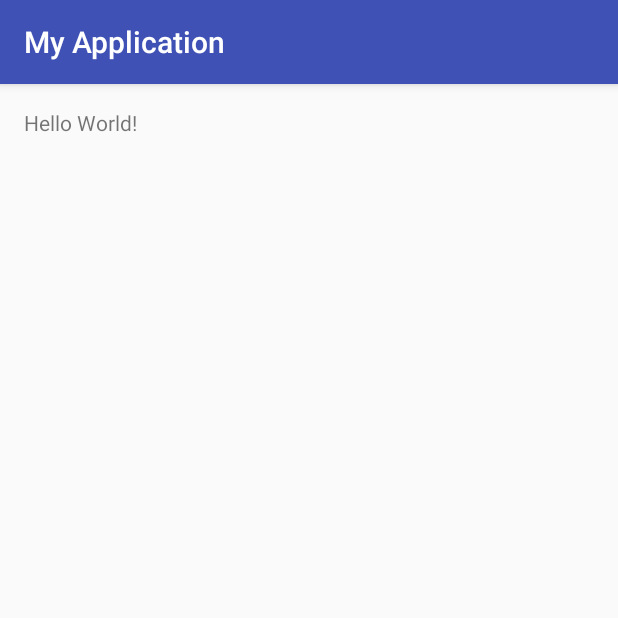
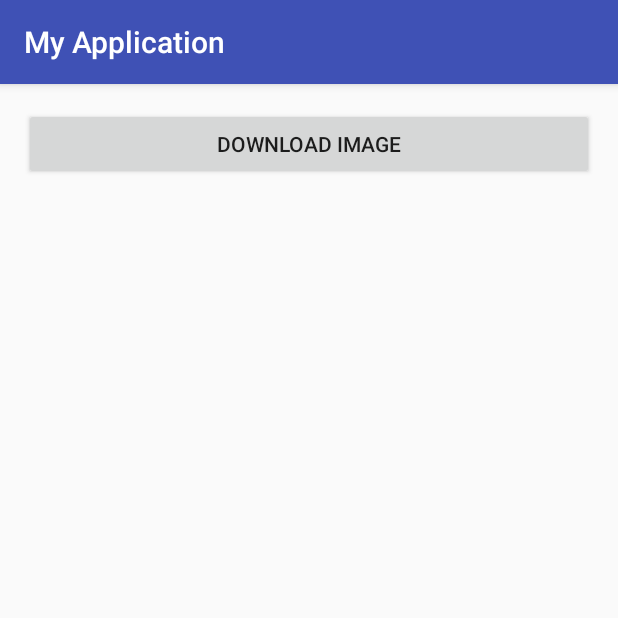
Before and after one commit to chejua/AndroidTest, an Android app: the screen it shows after launch (MainActivity), on a phone screen of 412 x 824 dp, the top half of it. Run offline under Robolectric (Android 15) with nearby library versions, the phone set to English and light mode, and no system bars.

Commit message:
App to download Image

```diff
--- a/app/src/main/res/layout/activity_main.xml
+++ b/app/src/main/res/layout/activity_main.xml
@@ -9,8 +9,21 @@
     android:paddingTop="@dimen/activity_vertical_margin"
     tools:context="com.example.geo.myapplication.MainActivity">
 
-    <TextView
-        android:layout_width="wrap_content"
+    <Button
+        style="?android:attr/buttonStyleSmall"
+        android:layout_width="fill_parent"
         android:layout_height="wrap_content"
-        android:text="Hello World!" />
+        android:text="Download Image"
+        android:id="@+id/downloadImg"
+        android:layout_alignParentTop="true"
+        android:layout_centerHorizontal="true"
+        android:onClick="downloadImage" />
+
+    <ImageView
+        android:layout_width="fill_parent"
+        android:layout_height="fill_parent"
+        android:id="@+id/imageView"
+        android:layout_below="@+id/downloadImg"
+        android:layout_alignParentLeft="true"
+        android:layout_alignParentStart="true" />
 </RelativeLayout>
```
Also changed, not shown: app/src/main/java/com/example/geo/myapplication/MainActivity.java (+62 -0 lines).
